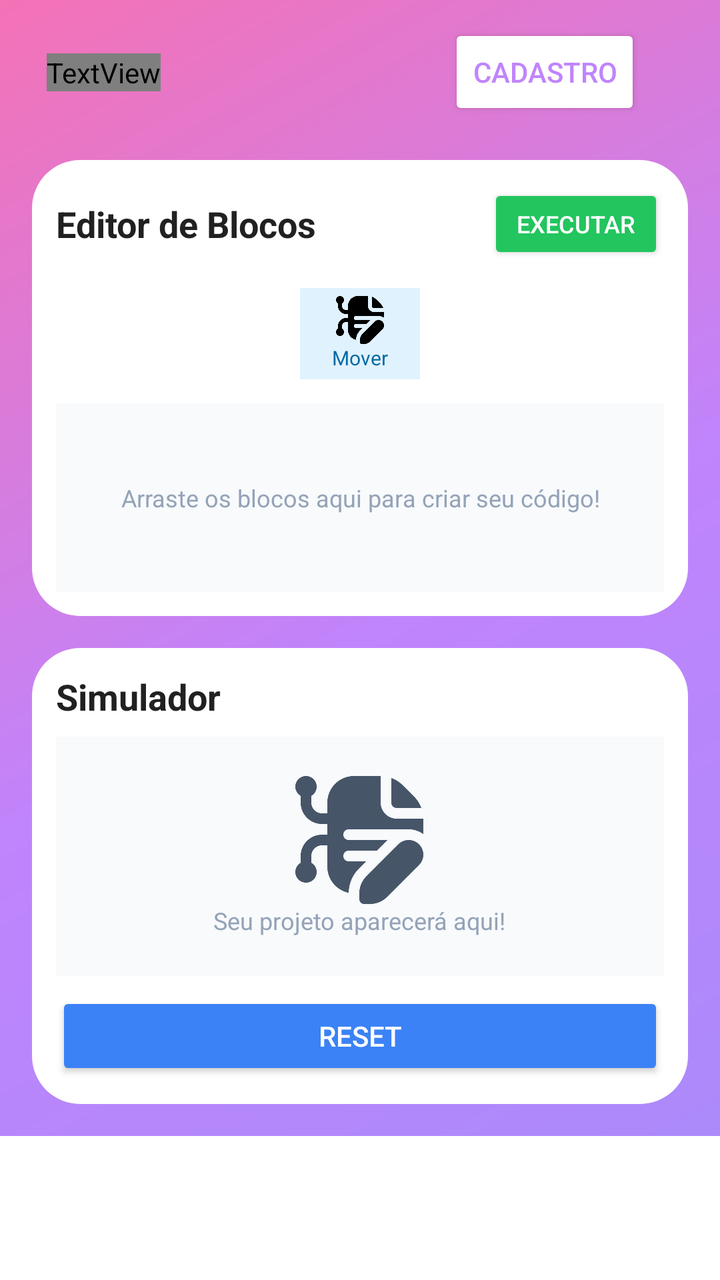
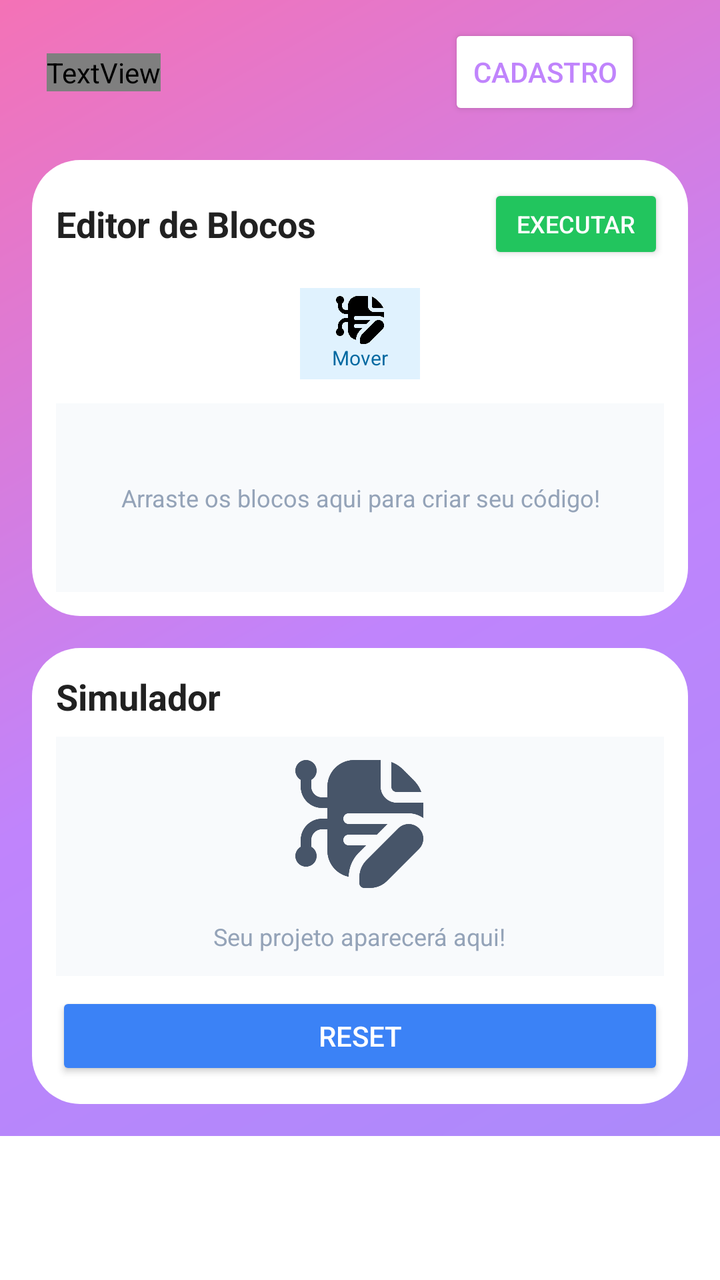

Two renders of the same Android screen: before a commit and after it. Below are the layout's source before the change and the commit's diff.
<!-- AndroidManifest.xml: application theme Theme.APPEducacationTeach -->
<!-- res/layout/activity_main_education.xml -->
<?xml version="1.0" encoding="utf-8"?>
<androidx.constraintlayout.widget.ConstraintLayout
    xmlns:android="http://schemas.android.com/apk/res/android"
    xmlns:app="http://schemas.android.com/apk/res-auto"
    xmlns:tools="http://schemas.android.com/tools"
    android:id="@+id/main"
    android:layout_width="match_parent"
    android:layout_height="match_parent"
    android:background="@drawable/bg_gradient"
    tools:context=".MainEducation">

    <TextView
        android:id="@+id/textView2"
        android:layout_width="wrap_content"
        android:layout_height="wrap_content"
        android:fontFamily="@font/aclonica"
        android:text="Educa Teach"
        android:textColor="#FFFFFF"
        android:textSize="24sp"
        app:layout_constraintBottom_toTopOf="@+id/guidelineTopo"
        app:layout_constraintEnd_toStartOf="@+id/btnLogin2"
        app:layout_constraintHorizontal_bias="0.14"
        app:layout_constraintStart_toStartOf="parent"
        app:layout_constraintTop_toTopOf="parent" />

    <Button
        android:id="@+id/btnLogin2"
        android:layout_width="wrap_content"
        android:layout_height="wrap_content"
        android:text="Cadastro"
        android:backgroundTint="#FFFFFF"
        android:textColor="#C084FC"
        app:icon="@drawable/login"
        app:iconTint="#C084FC"
        app:layout_constraintBottom_toTopOf="@+id/guidelineTopo"
        app:layout_constraintEnd_toEndOf="parent"
        app:layout_constraintHorizontal_bias="0.85"
        app:layout_constraintStart_toStartOf="parent"
        app:layout_constraintTop_toTopOf="parent" />

    <androidx.constraintlayout.widget.Guideline
        android:id="@+id/guidelineTopo"
        android:layout_width="wrap_content"
        android:layout_height="wrap_content"
        android:orientation="horizontal"
        app:layout_constraintGuide_begin="72dp" />

    <LinearLayout
        android:id="@+id/panelEditor"
        android:layout_width="0dp"
        android:layout_height="0dp"
        android:layout_marginStart="16dp"
        android:layout_marginTop="8dp"
        android:layout_marginEnd="16dp"
        android:layout_marginBottom="8dp"
        android:background="@drawable/bg_card"
        android:orientation="vertical"
        android:padding="12dp"
        app:layout_constraintBottom_toTopOf="@+id/panelSimulador"
        app:layout_constraintEnd_toEndOf="parent"
        app:layout_constraintStart_toStartOf="parent"
        app:layout_constraintTop_toBottomOf="@+id/guidelineTopo">

        <RelativeLayout
            android:layout_width="match_parent"
            android:layout_height="wrap_content"
            android:layout_marginBottom="8dp">

            <TextView
                android:layout_width="wrap_content"
                android:layout_height="wrap_content"
                android:layout_alignParentStart="true"
                android:layout_centerInParent="true"
                android:text="Editor de Blocos"
                android:textColor="#212121"
                android:textSize="18sp"
                android:textStyle="bold" />

            <Button
                android:id="@+id/btnExecutar"
                android:layout_width="wrap_content"
                android:layout_height="40dp"
                android:layout_alignParentEnd="true"
                android:backgroundTint="#22C55E"
                android:paddingStart="12dp"
                android:paddingEnd="12dp"
                android:text="Executar"
                android:textColor="#FFFFFF"
                android:textSize="12sp"
                app:icon="@android:drawable/ic_media_play"
                app:iconSize="14dp"
                app:iconTint="#FFFFFF" />
        </RelativeLayout>

        <LinearLayout
            android:layout_width="match_parent"
            android:layout_height="wrap_content"
            android:orientation="horizontal"
            android:gravity="center"
            android:layout_marginBottom="8dp">

            <LinearLayout
                android:layout_width="60dp"
                android:layout_height="wrap_content"
                android:orientation="vertical"
                android:gravity="center"
                android:layout_margin="4dp"
                android:background="#E0F2FE"
                android:padding="4dp">
                <ImageView
                    android:layout_width="24dp"
                    android:layout_height="24dp"
                    android:src="@drawable/smart_contract_19012017" />
                <TextView
                    android:layout_width="wrap_content"
                    android:layout_height="wrap_content"
                    android:text="Mover"
                    android:textSize="10sp"
                    android:textColor="#0369A1" />
            </LinearLayout>

        </LinearLayout>

        <TextView
            android:layout_width="match_parent"
            android:layout_height="match_parent"
            android:background="#F8FAFC"
            android:gravity="center"
            android:text="Arraste os blocos aqui para criar seu código!"
            android:textColor="#94A3B8"
            android:textSize="12sp" />
    </LinearLayout>

    <LinearLayout
        android:id="@+id/panelSimulador"
        android:layout_width="0dp"
        android:layout_height="0dp"
        android:layout_marginStart="16dp"
        android:layout_marginTop="8dp"
        android:layout_marginEnd="16dp"
        android:layout_marginBottom="16dp"
        android:background="@drawable/bg_card"
        android:orientation="vertical"
        android:padding="12dp"
        app:layout_constraintBottom_toTopOf="@+id/linearLayout"
        app:layout_constraintEnd_toEndOf="parent"
        app:layout_constraintStart_toStartOf="parent"
        app:layout_constraintTop_toBottomOf="@+id/panelEditor">

        <TextView
            android:layout_width="wrap_content"
            android:layout_height="wrap_content"
            android:text="Simulador"
            android:textColor="#212121"
            android:textSize="18sp"
            android:textStyle="bold"
            android:layout_marginBottom="8dp"/>

        <FrameLayout
            android:layout_width="match_parent"
            android:layout_height="0dp"
            android:layout_weight="1"
            android:background="#F8FAFC"
            android:layout_marginBottom="8dp">

            <LinearLayout
                android:layout_width="wrap_content"
                android:layout_height="wrap_content"
                android:orientation="vertical"
                android:layout_gravity="center"
                android:gravity="center">

                <ImageView
                    android:layout_width="64dp"
                    android:layout_height="64dp"
                    android:src="@drawable/smart_contract_19012017"
                    app:tint="#475569" />

                <TextView
                    android:layout_width="wrap_content"
                    android:layout_height="wrap_content"
                    android:layout_topMargin="8dp"
                    android:text="Seu projeto aparecerá aqui!"
                    android:textColor="#94A3B8"
                    android:textSize="12sp" />
            </LinearLayout>
        </FrameLayout>

        <Button
            android:id="@+id/btnReset"
            android:layout_width="match_parent"
            android:layout_height="44dp"
            android:backgroundTint="#3B82F6"
            android:text="Reset"
            android:textColor="#FFFFFF" />
    </LinearLayout>

    <LinearLayout
        android:id="@+id/linearLayout"
        android:layout_width="match_parent"
        android:layout_height="72dp"
        android:orientation="horizontal"
        android:background="#FFFFFF"
        app:layout_constraintBottom_toBottomOf="parent"
        app:layout_constraintEnd_toEndOf="parent"
        app:layout_constraintStart_toStartOf="parent">

        <Button
            android:id="@+id/btnDesafio"
            android:layout_width="0dp"
            android:layout_height="wrap_content"
            android:layout_gravity="center_vertical"
            android:layout_weight="1"
            android:background="?attr/selectableItemBackgroundBorderless"
            app:icon="@drawable/smart_contract_19012017"
            app:iconSize="27dp"
            app:iconTint="#757575" />

        <Button
            android:id="@+id/btnEducao"
            android:layout_width="0dp"
            android:layout_height="wrap_content"
            android:layout_gravity="center_vertical"
            android:layout_weight="1"
            android:background="?attr/selectableItemBackgroundBorderless"
            app:icon="@drawable/book_3927603"
            app:iconSize="27dp"
            app:iconTint="#673AB7" /> <Button
        android:id="@+id/btnCasa"
        android:layout_width="0dp"
        android:layout_height="60dp"
        android:layout_gravity="center_vertical"
        android:layout_weight="1"
        android:background="?attr/selectableItemBackgroundBorderless"
        app:icon="@drawable/house_chimney_blank_9243282"
        app:iconSize="27dp"
        app:iconTint="#757575" />

        <Button
            android:id="@+id/btnRank"
            android:layout_width="0dp"
            android:layout_height="wrap_content"
            android:layout_gravity="center_vertical"
            android:layout_weight="1"
            android:background="?attr/selectableItemBackgroundBorderless"
            app:icon="@drawable/rank_19007196"
            app:iconSize="27dp"
            app:iconTint="#757575" />

        <Button
            android:id="@+id/btnConfiguracao"
            android:layout_width="0dp"
            android:layout_height="wrap_content"
            android:layout_gravity="center_vertical"
            android:layout_weight="1"
            android:background="?attr/selectableItemBackgroundBorderless"
            app:icon="@drawable/simbolo_de_interface_de_configuracao_de_duas_rodas_dentadas"
            app:iconSize="27dp"
            app:iconTint="#757575" />
    </LinearLayout>

</androidx.constraintlayout.widget.ConstraintLayout>
<!-- resources referenced by this layout -->
<resources>
  <!-- drawable bg_card (drawable) -->
  <?xml version="1.0" encoding="utf-8"?>
  <shape xmlns:android="http://schemas.android.com/apk/res/android">
      <solid android:color="#FFFFFF" />
      <corners android:radius="24dp" />
      <padding
          android:left="8dp"
          android:top="8dp"
          android:right="8dp"
          android:bottom="8dp" />
  </shape>
  <!-- drawable bg_gradient (drawable) -->
  <?xml version="1.0" encoding="utf-8"?>
  <shape xmlns:android="http://schemas.android.com/apk/res/android">
      <gradient
          android:startColor="#A78BFA"
          android:centerColor="#C084FC"
          android:endColor="#F472B6"
          android:angle="135"
          android:type="linear" />
  </shape>
  <!-- drawable book_3927603: png bitmap (drawable, 4291 bytes) -->
  <!-- drawable house_chimney_blank_9243282: png bitmap (drawable, 7684 bytes) -->
  <!-- drawable login: png bitmap (drawable, 8104 bytes) -->
  <!-- drawable rank_19007196: png bitmap (drawable, 14077 bytes) -->
  <!-- drawable simbolo_de_interface_de_configuracao_de_duas_rodas_dentadas: png bitmap (drawable, 8190 bytes) -->
  <!-- drawable smart_contract_19012017: png bitmap (drawable, 13915 bytes) -->
  <style name="Theme.APPEducacationTeach" parent="Base.Theme.APPEducacationTeach" />
  <style name="Base.Theme.APPEducacationTeach" parent="Theme.Material3.DayNight.NoActionBar">
          
          
      </style>
</resources>

<!-- the commit's change to res/layout/activity_main_education.xml (unified diff, before → after) -->
@@ -179,7 +179,7 @@
                 <TextView
                     android:layout_width="wrap_content"
                     android:layout_height="wrap_content"
-                    android:layout_topMargin="8dp"
+                    android:layout_marginTop="16dp"
                     android:text="Seu projeto aparecerá aqui!"
                     android:textColor="#94A3B8"
                     android:textSize="12sp" />
